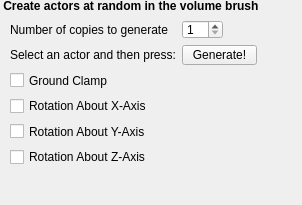
Old version of the form delta3d/utilities/STAGE/plugins/STRandomActorGenerator/randomactorgenerator.ui in the repository delta3d/delta3d.
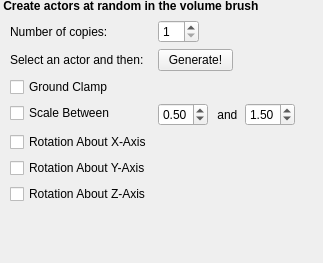
New version of the form.

Commit message: STAGE: RandomActorGenerator now supports random scaling.

The edit to the form file:
```diff
--- a/delta3d/utilities/STAGE/plugins/STRandomActorGenerator/randomactorgenerator.ui
+++ b/delta3d/utilities/STAGE/plugins/STRandomActorGenerator/randomactorgenerator.ui
@@ -6,14 +6,14 @@
    <rect>
     <x>0</x>
     <y>0</y>
-    <width>302</width>
-    <height>205</height>
+    <width>323</width>
+    <height>263</height>
    </rect>
   </property>
   <property name="minimumSize">
    <size>
     <width>100</width>
-    <height>200</height>
+    <height>230</height>
    </size>
   </property>
   <property name="windowTitle">
@@ -44,8 +44,8 @@
      <rect>
       <x>10</x>
       <y>20</y>
-      <width>281</width>
-      <height>147</height>
+      <width>297</width>
+      <height>205</height>
      </rect>
     </property>
     <layout class="QFormLayout" name="formLayout">
@@ -55,7 +55,7 @@
      <item row="0" column="0">
       <widget class="QLabel" name="label_2">
        <property name="text">
-        <string>Number of copies to generate</string>
+        <string>Number of copies:</string>
        </property>
       </widget>
      </item>
@@ -88,7 +88,7 @@
      <item row="1" column="0">
       <widget class="QLabel" name="label">
        <property name="text">
-        <string>Select an actor and then press:</string>
+        <string>Select an actor and then:</string>
        </property>
       </widget>
      </item>
@@ -99,27 +99,83 @@
        </property>
       </widget>
      </item>
-     <item row="4" column="0">
+     <item row="5" column="0">
       <widget class="QCheckBox" name="mRandomYRotationCheckBox">
        <property name="text">
         <string>Rotation About Y-Axis</string>
        </property>
       </widget>
      </item>
-     <item row="3" column="0">
+     <item row="4" column="0">
       <widget class="QCheckBox" name="mRandomXRotationCheckBox">
        <property name="text">
         <string>Rotation About X-Axis</string>
        </property>
       </widget>
      </item>
-     <item row="5" column="0">
+     <item row="6" column="0">
       <widget class="QCheckBox" name="mRandomZRotationCheckBox">
        <property name="text">
         <string>Rotation About Z-Axis</string>
        </property>
       </widget>
      </item>
+     <item row="3" column="0">
+      <widget class="QCheckBox" name="mRandomScaleCheckBox">
+       <property name="text">
+        <string>Scale Between</string>
+       </property>
+      </widget>
+     </item>
+     <item row="3" column="1">
+      <layout class="QHBoxLayout" name="horizontalLayout">
+       <item>
+        <widget class="QDoubleSpinBox" name="mScaleMinSpinBox">
+         <property name="minimumSize">
+          <size>
+           <width>0</width>
+           <height>0</height>
+          </size>
+         </property>
+         <property name="maximumSize">
+          <size>
+           <width>50</width>
+           <height>16777215</height>
+          </size>
+         </property>
+         <property name="value">
+          <double>0.500000000000000</double>
+         </property>
+        </widget>
+       </item>
+       <item>
+        <widget class="QLabel" name="label_4">
+         <property name="maximumSize">
+          <size>
+           <width>25</width>
+           <height>16777215</height>
+          </size>
+         </property>
+         <property name="text">
+          <string> and </string>
+         </property>
+        </widget>
+       </item>
+       <item>
+        <widget class="QDoubleSpinBox" name="mScaleMaxSpinBox">
+         <property name="maximumSize">
+          <size>
+           <width>50</width>
+           <height>16777215</height>
+          </size>
+         </property>
+         <property name="value">
+          <double>1.500000000000000</double>
+         </property>
+        </widget>
+       </item>
+      </layout>
+     </item>
     </layout>
    </widget>
   </widget>
```
The commit also changes 1 other file.
